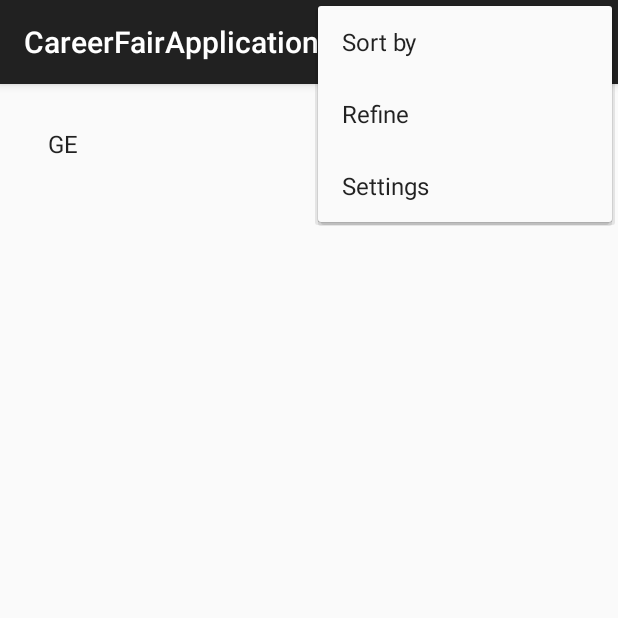
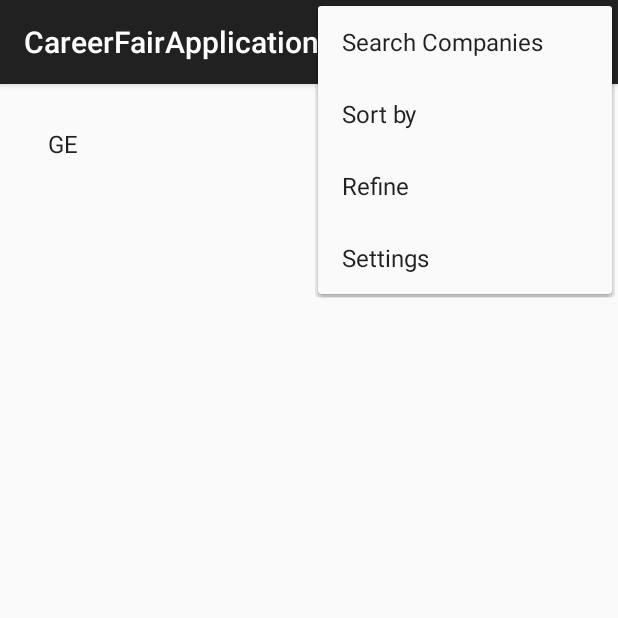
Before and after one commit to ivanma72/CareerFair, an Android app: the screen it shows after launch (MainPage), with the options menu open, on a phone screen of 412 x 824 dp, the top half of it. Run offline under Robolectric (Android 15) with nearby library versions, the phone set to English and light mode, and no system bars.

Commit message:
added searching potential in search function

```diff
--- a/app/src/main/java/com/example/david/careerfairapplication/MainPage.java
+++ b/app/src/main/java/com/example/david/careerfairapplication/MainPage.java
@@ -54,8 +54,9 @@ class company {
 
 
 public class MainPage extends ActionBarActivity implements DialogInterface.OnClickListener {
-    ListView masterList;
-    ArrayList<company> companyArrayList;
+    ListView visibleList;
+    ArrayList<company> masterList;
+    ArrayList<company> curList;
     ArrayAdapter<company> aa;
     String[] sortingTypes = {"Alphabetically", "By Day"};
     Context context;
@@ -65,17 +66,17 @@ public class MainPage extends ActionBarActivity implements DialogInterface.OnCli
         super.onCreate(savedInstanceState);
         setContentView(R.layout.activity_main_page);
         context = this;
-        masterList = (ListView) findViewById(R.id.companyList);
+        visibleList = (ListView) findViewById(R.id.companyList);
 
-        companyArrayList = new ArrayList<company>();
+        masterList = new ArrayList<company>();
 
-        aa = new ArrayAdapter<company>(this, android.R.layout.simple_list_item_1, companyArrayList);
-        masterList.setAdapter(aa);
-        masterList.setOnItemClickListener(new ListClickHandler());
+        aa = new ArrayAdapter<company>(this, android.R.layout.simple_list_item_1, masterList);
+        visibleList.setAdapter(aa);
+        visibleList.setOnItemClickListener(new ListClickHandler());
 
         Vector<String> emptyvec = new Vector<String>();
         company newComp = new company("GE", "This is a shit company", "bat poop", "www.GE.com", true, emptyvec, "good", "intern", "northeast", true);
-        companyArrayList.add(newComp);
+        masterList.add(newComp);
         aa.notifyDataSetChanged();
 
     }
@@ -83,7 +84,7 @@ public class MainPage extends ActionBarActivity implements DialogInterface.OnCli
     private class ListClickHandler implements AdapterView.OnItemClickListener {
         @Override
         public void onItemClick(AdapterView<?> Adapter, View view, int position, long arg3) {
-            Toast.makeText(getApplicationContext(), companyArrayList.get(position).name, Toast.LENGTH_SHORT).show();
+            Toast.makeText(getApplicationContext(), masterList.get(position).name, Toast.LENGTH_SHORT).show();
         }
     }
 
@@ -91,6 +92,8 @@ public class MainPage extends ActionBarActivity implements DialogInterface.OnCli
     public boolean onCreateOptionsMenu(Menu menu) {
         // Inflate the menu; this adds items to the action bar if it is present.
         getMenuInflater().inflate(R.menu.menu_main_page, menu);
+        getMenuInflater().inflate(R.menu.options_menu, menu);
+
         MenuItem item;
         item = menu.add("Sort by");
         item = menu.add("Refine");
@@ -121,7 +124,7 @@ public class MainPage extends ActionBarActivity implements DialogInterface.OnCli
 
     public void onClick(DialogInterface dialog, int item) {
         if (item == 0) {
-            Collections.sort(companyArrayList,new  Comparator<company>() {
+            Collections.sort(curList,new  Comparator<company>() {
                 public int compare(company a, company b) {
                     return a.name.compareTo(b.name);
                 }
@@ -129,4 +132,15 @@ public class MainPage extends ActionBarActivity implements DialogInterface.OnCli
         }
     }
 
+    public void search (String input) {
+        curList.clear();
+        for(int i = 0; i < masterList.size(); i++) {
+            if (masterList.get(i).equals(input)) {
+                curList.add(masterList.get(i));
+            }
+        }
+        if (curList.isEmpty()) {
+            Toast.makeText(getApplicationContext(), "No results found :(", Toast.LENGTH_SHORT).show();
+        }
+    }
 }
--- /dev/null
+++ b/app/src/main/res/menu/options_menu.xml
@@ -0,0 +1,8 @@
+<?xml version="1.0" encoding="utf-8"?>
+<menu xmlns:android="http://schemas.android.com/apk/res/android">
+    <item android:id="@+id/search"
+        android:title="@string/search_title"
+        android:icon="@android:drawable/ic_menu_search"
+        android:showAsAction="collapseActionView|ifRoom"
+        android:actionViewClass="android.widget.SearchView" />
+</menu>
--- a/app/src/main/res/values/strings.xml
+++ b/app/src/main/res/values/strings.xml
@@ -4,5 +4,5 @@
     <string name="app_name">CareerFairApplication</string>
     <string name="hello_world">Hello world!</string>
     <string name="action_settings">Settings</string>
-
+    <string name="search_title">Search Companies</string>
 </resources>
--- /dev/null
+++ b/app/src/main/res/xml/searchable.xml
@@ -0,0 +1,5 @@
+<?xml version="1.0" encoding="utf-8"?>
+<searchable xmlns:android="http://schemas.android.com/apk/res/android">
+        android:label="string/CareerFair"
+        android:hint="@string/Search"
+</searchable>
```
